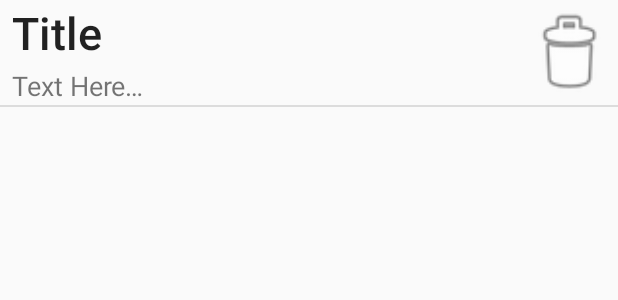
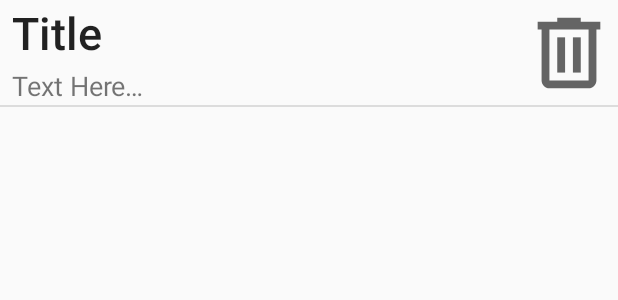
Before and after one commit to Mercury2699/JavaUIApplets, an Android app: the layout note_item.xml on its own in the app's theme, with its tools: preview values and no code run, on a phone screen of 412 x 824 dp. Shown: the top 300 px of the screen. Run offline under Robolectric (Android 15) with nearby library versions, the phone set to English and light mode, and no system bars.

Commit message:
A4 UI Tweaks and Display Notes in reverse

```diff
--- a/a4/app/src/main/java/com/junjie/notepad/EditNoteActivity.java
+++ b/a4/app/src/main/java/com/junjie/notepad/EditNoteActivity.java
@@ -36,14 +36,8 @@ public class EditNoteActivity extends AppCompatActivity {
     protected void onStop() {
         super.onStop();
         returnNoteIntent();
-        finish();
     }
 
-    @Override
-    protected void onDestroy() {
-        super.onDestroy();
-        finish();
-    }
 
     private void returnNoteIntent() {
         editing.title = titleBar.getText().toString();
--- a/a4/app/src/main/res/drawable/ic_add_black_24dp.xml
+++ /dev/null
@@ -1,5 +0,0 @@
-<vector android:height="24dp" android:tint="#FFFFFF"
-		android:viewportHeight="24.0" android:viewportWidth="24.0"
-		android:width="24dp" xmlns:android="http://schemas.android.com/apk/res/android">
-	<path android:fillColor="#FF000000" android:pathData="M19,13h-6v6h-2v-6H5v-2h6V5h2v6h6v2z"/>
-</vector>
--- /dev/null
+++ b/a4/app/src/main/res/drawable/ic_delete_mat.xml
@@ -0,0 +1,16 @@
+<vector xmlns:android="http://schemas.android.com/apk/res/android"
+		android:width="24.0dp"
+		android:height="24.0dp"
+		android:viewportWidth="24.0"
+		android:viewportHeight="24.0"
+		android:tint="?android:attr/colorControlNormal">
+	<path
+			android:fillColor="#FF000000"
+			android:pathData="M15,4V3H9v1H4v2h1v13c0,1.1 0.9,2 2,2h10c1.1,0 2,-0.9 2,-2V6h1V4H15zM17,19H7V6h10V19z"/>
+	<path
+			android:fillColor="#FF000000"
+			android:pathData="M9,8h2v9h-2z"/>
+	<path
+			android:fillColor="#FF000000"
+			android:pathData="M13,8h2v9h-2z"/>
+</vector>
--- a/a4/app/src/main/res/layout/note_item.xml
+++ b/a4/app/src/main/res/layout/note_item.xml
@@ -1,7 +1,6 @@
 <?xml version="1.0" encoding="utf-8"?>
 <androidx.constraintlayout.widget.ConstraintLayout xmlns:android="http://schemas.android.com/apk/res/android"
 												   xmlns:app="http://schemas.android.com/apk/res-auto"
-												   xmlns:tools="http://schemas.android.com/tools"
 												   android:layout_width="match_parent"
 												   android:layout_height="wrap_content"
 												   android:background="?android:attr/selectableItemBackground">
@@ -35,7 +34,7 @@
 	<ImageView
 			android:layout_width="65dp"
 			android:layout_height="0dp"
-			app:srcCompat="@android:drawable/ic_menu_delete"
+			app:srcCompat="@drawable/ic_delete_mat"
 			android:id="@+id/deleteIcon"
 			android:clickable="true"
 			android:focusable="true"
```
Also changed, not shown: a4/app/src/main/java/com/junjie/notepad/MainActivity.java (+6 -1 lines), a4/app/src/main/java/com/junjie/notepad/RecyclerViewAdapter.java (+7 -5 lines), a4/app/src/main/res/drawable/ic_edit.xml (added, +10 -0 lines), a4/app/src/main/res/layout/activity_main.xml (+4 -3 lines), 1 other file.
